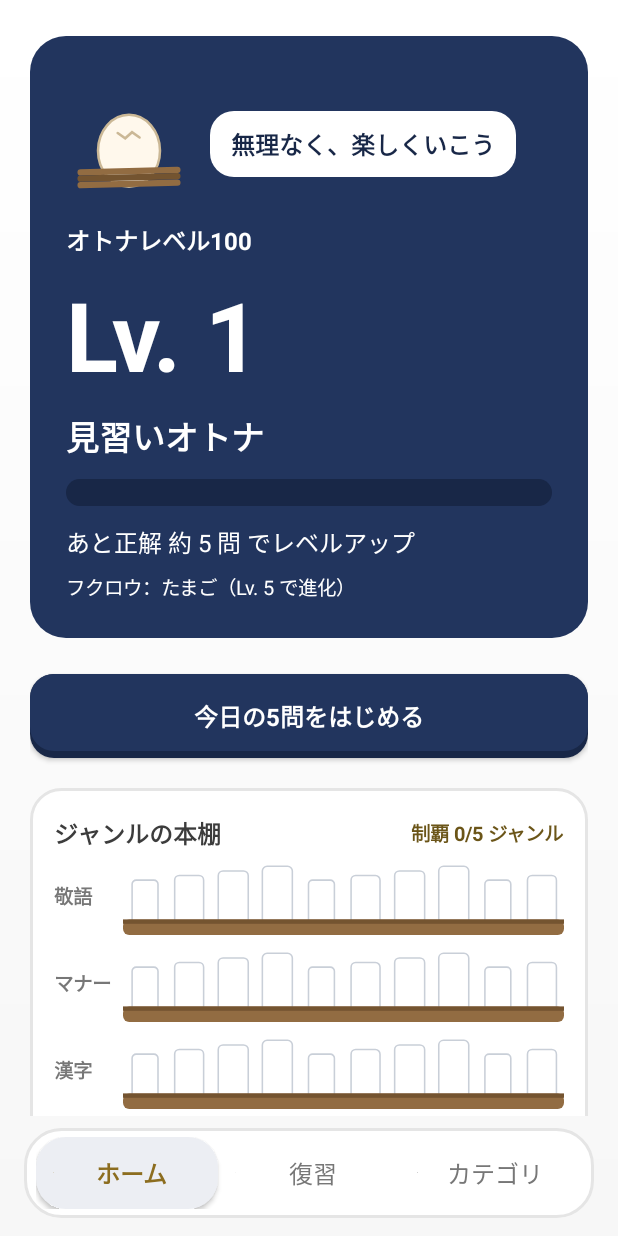
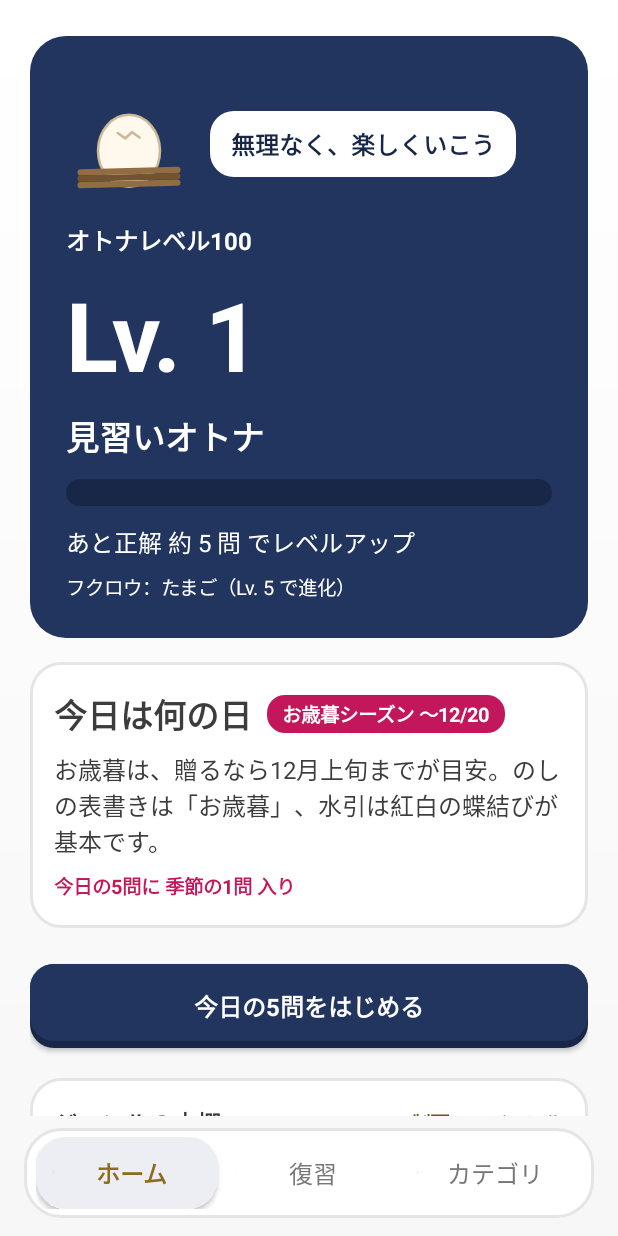
Before and after one commit to TaigaShinohara/otona-level-100, an Android app: the screen it shows after launch (MainActivity), on a phone screen of 412 x 824 dp. Run offline under Robolectric (Android 15) with nearby library versions, the phone set to English and light mode, and no system bars.

Commit message:
v0.15.0: 「今日は何の日」季節の常識を追加（暦連動・季節問題24問）

```diff
--- a/app/build.gradle.kts
+++ b/app/build.gradle.kts
@@ -26,8 +26,8 @@ android {
         applicationId = "com.taigashinohara.otonalevel100"
         minSdk = 26
         targetSdk = 35
-        versionCode = 18
-        versionName = "0.14.0"
+        versionCode = 19
+        versionName = "0.15.0"
     }
 
     signingConfigs {
--- a/app/src/main/java/com/taigashinohara/otonalevel100/MainActivity.kt
+++ b/app/src/main/java/com/taigashinohara/otonalevel100/MainActivity.kt
@@ -19,6 +19,7 @@ import android.widget.FrameLayout
 import android.widget.LinearLayout
 import android.widget.ScrollView
 import android.widget.TextView
+import java.time.LocalDate
 import kotlin.random.Random
 
 /**
@@ -202,6 +203,9 @@ class MainActivity : Activity() {
             }
         }
     }
+
+    /** Seasonal accent (v0.15.0): the calendar card and the 季節 tag only. */
+    private val seasonAccent = Color.rgb(0xC2, 0x18, 0x5B)
 
     private val pal: Palette by lazy {
         Palette((resources.configuration.uiMode and Configuration.UI_MODE_NIGHT_MASK) == Configuration.UI_MODE_NIGHT_YES)
@@ -528,6 +532,39 @@ class MainActivity : Activity() {
         }, sizeSmall, Color.WHITE))
         col.addView(panel)
 
+        // Seasonal card (v0.15.0): shown only while a calendar event is
+        // active — the calendar supplies the reason to open the app, and
+        // outside the window the home is exactly as before. Facts only
+        // (docs/季節の常識_設計案.md: 盛らない・煽らない).
+        Seasonal.activeOn(LocalDate.ofEpochDay(today))?.let { (ev, window) ->
+            val seasonCard = LinearLayout(this).apply {
+                orientation = LinearLayout.VERTICAL
+                setPadding(dp(16), dp(14), dp(16), dp(14))
+                background = cardDrawable(dp(20).toFloat())
+            }
+            val seasonHead = LinearLayout(this).apply {
+                orientation = LinearLayout.HORIZONTAL
+                gravity = Gravity.CENTER_VERTICAL
+            }
+            seasonHead.addView(label("今日は何の日", sizeHead, pal.textMain, bold = true))
+            val seasonChip = label("${ev.name} 〜${window.second.monthValue}/${window.second.dayOfMonth}",
+                sizeSmall, Color.WHITE, bold = true).apply {
+                background = accentDrawable(dp(12).toFloat(), seasonAccent)
+                setPadding(dp(10), dp(3), dp(10), dp(3))
+            }
+            val chipLp = LinearLayout.LayoutParams(
+                ViewGroup.LayoutParams.WRAP_CONTENT, ViewGroup.LayoutParams.WRAP_CONTENT)
+            chipLp.leftMargin = dp(10)
+            seasonHead.addView(seasonChip, chipLp)
+            seasonCard.addView(seasonHead)
+            seasonCard.addView(label(ev.note, sizeBody, pal.textMain))
+            seasonCard.addView(label("今日の5問に 季節の1問 入り", sizeSmall, seasonAccent, bold = true))
+            val slp = LinearLayout.LayoutParams(
+                ViewGroup.LayoutParams.MATCH_PARENT, ViewGroup.LayoutParams.WRAP_CONTENT)
+            slp.topMargin = dp(16)
+            col.addView(seasonCard, slp)
+        }
+
         if (resumable && saved != null) {
             val resume = primaryButton("つづきから（${saved.index + 1}問目）") { resumeSavedSession() }
             val lp = LinearLayout.LayoutParams(ViewGroup.LayoutParams.MATCH_PARENT, dp(56))
@@ -730,9 +767,9 @@ class MainActivity : Activity() {
         val today = ProgressStore.today()
         val states = store.allStates()
         val picked: List<Question> = when (mode) {
-            1 -> Questions.all.filter { q -> states[q.id]?.let { ReviewLogic.isWeak(it) } == true }
+            1 -> Questions.pool.filter { q -> states[q.id]?.let { ReviewLogic.isWeak(it) } == true }
                 .shuffled().take(5)
-            2 -> Questions.all.filter { q ->
+            2 -> Questions.pool.filter { q ->
                 // Spot checks count as today's review too (v0.9.0 audit: the
                 // review screen and this session used to ignore them while the
                 // daily set included them).
@@ -761,7 +798,7 @@ class MainActivity : Activity() {
                 val list = mutableListOf<Question>()
                 // Review slots: regular due first-class, plus graduated spot
                 // checks whose day has come (IR2-2: 抜き打ち再登場).
-                val due = Questions.all.filter { q ->
+                val due = Questions.pool.filter { q ->
                     states[q.id]?.let { ReviewLogic.isDue(it, today) || ReviewLogic.isSpotCheckDue(it, today) } == true
                 }.shuffled()
                 val duePicked = due.take(2)
@@ -789,6 +826,26 @@ class MainActivity : Activity() {
                         // at all; append instead of only swapping the last slot
                         // (the wave ordering below decides the final position).
                         if (list.size >= 5) list[list.size - 1] = card else list += card
+                    }
+                }
+                // Seasonal slot (v0.15.0): while a calendar event is active,
+                // one new slot becomes a seasonal question — the calendar
+                // supplies the reason to learn it this week. Placed after the
+                // card guarantee so the swap never evicts the set's card.
+                Seasonal.activeOn(LocalDate.ofEpochDay(today))?.let { (ev, _) ->
+                    val inList = list.map { it.id }.toSet()
+                    val candidates = ev.questionIds.mapNotNull { Questions.byId(it) }
+                        .filter { it.id !in inList }
+                    val pick = candidates.firstOrNull { states[it.id] == null }
+                        ?: candidates.firstOrNull {
+                            states[it.id]?.let { s -> ReviewLogic.isGraduated(s) } != true
+                        }
+                    if (pick != null) {
+                        val dueIds0 = duePicked.map { it.id }.toSet()
+                        val idx = list.indices.lastOrNull { i ->
+                            list[i].id !in dueIds0 && list[i].type != QType.CARD
+                        }
+                        if (idx != null) list[idx] = pick else if (list.size < 5) list += pick
                     }
                 }
                 if (list.isEmpty()) {
@@ -841,6 +898,16 @@ class MainActivity : Activity() {
         val pillLp = LinearLayout.LayoutParams(ViewGroup.LayoutParams.WRAP_CONTENT, ViewGroup.LayoutParams.WRAP_CONTENT)
         pillLp.leftMargin = dp(8)
         headerRow.addView(catPill, pillLp)
+        // Seasonal tag (v0.15.0): this question arrived via the calendar slot.
+        if (Seasonal.eventOf(q.id) != null) {
+            val seasonPill = label("季節", sizeSmall, Color.WHITE, bold = true).apply {
+                background = accentDrawable(dp(12).toFloat(), seasonAccent)
+                setPadding(dp(10), dp(3), dp(10), dp(3))
+            }
+            val sLp = LinearLayout.LayoutParams(ViewGroup.LayoutParams.WRAP_CONTENT, ViewGroup.LayoutParams.WRAP_CONTENT)
+            sLp.leftMargin = dp(6)
+            headerRow.addView(seasonPill, sLp)
+        }
         // UX3-03: the category is stated once, by the pill. The pictogram
         // disc that used to sit next to it only repeated the same category;
         // the pictograms live on as the canonical icons on the Categories tab.
@@ -1272,10 +1339,10 @@ class MainActivity : Activity() {
     private fun buildReview(): View {
         val today = ProgressStore.today()
         val states = store.allStates()
-        val due = Questions.all.filter { q ->
+        val due = Questions.pool.filter { q ->
             states[q.id]?.let { ReviewLogic.isDue(it, today) || ReviewLogic.isSpotCheckDue(it, today) } == true
         }
-        val weak = Questions.all.filter { q -> states[q.id]?.let { ReviewLogic.isWeak(it) } == true }
+        val weak = Questions.pool.filter { q -> states[q.id]?.let { ReviewLogic.isWeak(it) } == true }
         val col = LinearLayout(this).apply {
             orientation = LinearLayout.VERTICAL
             setPadding(dp(20), dp(20), dp(20), dp(20))
--- a/app/src/main/java/com/taigashinohara/otonalevel100/ProgressStore.kt
+++ b/app/src/main/java/com/taigashinohara/otonalevel100/ProgressStore.kt
@@ -64,7 +64,7 @@ class ProgressStore(context: Context) {
     }
 
     fun allStates(): Map<String, ReviewLogic.State> =
-        Questions.all.mapNotNull { q -> stateFor(q.id)?.let { q.id to it } }.toMap()
+        Questions.pool.mapNotNull { q -> stateFor(q.id)?.let { q.id to it } }.toMap()
 
     // --- Session persistence (UX review IR-4: a session must survive rotation
     // and tab/back interruptions, so the result screen is always reachable). ---
--- a/app/src/main/java/com/taigashinohara/otonalevel100/Questions.kt
+++ b/app/src/main/java/com/taigashinohara/otonalevel100/Questions.kt
@@ -457,8 +457,123 @@ object Questions {
             scene = "年末調整の書類で毎年書く欄の意味が分かると、記入ミスが減る。", source = "国税庁", difficulty = 1),
     )
 
+    /**
+     * Seasonal questions (v0.15.0): kept out of [all] so category counts and
+     * the bookshelf stay about the base pool. They join the daily set only
+     * through the seasonal slot while their calendar event is active
+     * (Seasonal.kt), and afterwards live in the normal review cycle via
+     * [pool]. Each belongs to an existing category for XP/review purposes.
+     */
+    val seasonal: List<Question> = listOf(
+        // ---- お歳暮（マナー） ----
+        Question("oseibo1", "マナー", QType.QUIZ, "お歳暮は、相手の手元にいつ頃までに届くようにするのが一般的？",
+            listOf("12月20日頃まで", "12月25日まで", "大晦日まで", "年が明けてから"), 0,
+            explanation = "一般的には12月上旬から贈り始め、20日頃までに届くようにするのが目安です。時期を過ぎたら「寒中見舞い」として贈る配慮もあります。",
+            scene = "年末の挨拶まわりで、時期を外すと一番目立つ。", source = "一般的な贈答マナー", difficulty = 2),
+        Question("oseibo2", "マナー", QType.QUIZ, "お歳暮の、のしの表書きはどれ？",
+            listOf("お歳暮", "お中元", "御年賀", "粗品"), 0,
+            explanation = "表書きは「お歳暮」。年が明けて松の内（1月7日頃）を過ぎてから届く場合は「寒中見舞い」と書きます。",
+            scene = "のしの書き方ひとつで、贈り物の印象が決まる。", source = "一般的な贈答マナー", difficulty = 1),
+        Question("oseibo3", "マナー", QType.QUIZ, "お歳暮ののしの水引は、どれが基本？",
+            listOf("紅白の蝶結び", "紅白の結び切り", "黒白の結び切り", "水引は付けない"), 0,
+            explanation = "蝶結びは結び直せることから、繰り返しあってよいお礼やお祝いに使います。結び切りは婚礼など一度きりの行事向けです。",
+            scene = "水引の違いは、大人の常識として見られているところ。", source = "一般的な贈答マナー", difficulty = 2),
+        Question("oseibo4", "マナー", QType.QUIZ, "お歳暮の金額の目安として、一般的なのは？",
+            listOf("3,000〜5,000円程度", "1,000円前後", "1万円以上が当然", "金額に目安はない"), 0,
+            explanation = "一般的には3,000〜5,000円程度が目安とされます。特にお世話になった相手には少し厚めにするなど、関係性で調整します。",
+            scene = "高すぎても低すぎても、かえって気を遣わせる。", source = "一般的な贈答マナー", difficulty = 1),
+        // ---- 年末年始（マナー） ----
+        Question("nen1", "マナー", QType.QUIZ, "年賀状を元日に届けてもらうには、いつまでに投函するのが目安？",
+            listOf("12月25日まで", "12月28日まで", "大晦日まで", "元日の朝まで"), 0,
+            explanation = "日本郵便は、年賀状は12月25日までに投函するよう案内しています。それより遅れると、元日の配達に間に合わないことがあります。",
+            scene = "毎年ぎりぎりになって慌てる、年末あるある。", source = "日本郵便", difficulty = 1),
+        Question("nen2", "マナー", QType.QUIZ, "喪中はがき（年賀欠礼）は、いつ頃までに届くように出すのが一般的？",
+            listOf("12月上旬まで", "12月25日まで", "大晦日まで", "年が明けてから"), 0,
+            explanation = "相手が年賀状の用意を始める前、遅くとも12月上旬までに届くように出すのが一般的です。",
+            scene = "相手の手間を減らすための、静かな配慮。", source = "一般的な年賀マナー", difficulty = 2),
+        Question("nen3", "マナー", QType.QUIZ, "お年玉を入れるポチ袋の表書きはどれ？",
+            listOf("お年玉", "お小遣い", "寸志", "心ばかり"), 0,
+            explanation = "お年玉の袋には「お年玉」と書くのが基本です。「寸志」は目下から目上への気持ちを表す言葉なので、目上への贈り物では使いません。",
+            scene = "甥や姪に渡すとき、さらっと正しく書きたい。", source = "一般的な年賀マナー", difficulty = 1),
+        Question("nen4", "マナー", QType.QUIZ, "喪中の相手から年賀状が届いてしまったら、どう返すのが一般的？",
+            listOf("松の内が明けてから寒中見舞いで返す", "すぐに年賀状で返す", "何も返さない", "電話で謝る"), 0,
+            explanation = "喪中の相手に年賀状は出さないのが作法です。届いてしまった場合は、松の内（1月7日頃）が明けてから、寒中見舞いで挨拶を返すのが一般的です。",
+            scene = "知らなかった、で済ませないための知識。", source = "一般的な年賀マナー", difficulty = 2),
+        // ---- 成人の日（社会・お金） ----
+        Question("seijin1", "社会・お金", QType.QUIZ, "成人の日は、1月のいつ？",
+            listOf("第2月曜日", "1月15日", "第1月曜日", "1月10日"), 0,
+            explanation = "成人の日は1月の第2月曜日と定められています（国民の祝日に関する法律）。",
+            scene = "三連休の理由を聞かれて、答えられる大人でいたい。", source = "国民の祝日に関する法律", difficulty = 1),
+        Question("seijin2", "社会・お金", QType.QUIZ, "現在の成年年齢は、何歳？",
+            listOf("18歳", "19歳", "20歳", "21歳"), 0,
+            explanation = "2022年4月の民法改正で、成年年齢は20歳から18歳に引き下げられました。18歳で一人で契約ができるようになっています。",
+            scene = "スマホやクレジットカードの契約にも関わる、大事な変更。", source = "法務省", difficulty = 1),
+        Question("seijin3", "社会・お金", QType.QUIZ, "18歳で成年になっても、飲酒・喫煙が認められるのは何歳から？",
+            listOf("20歳から", "18歳から", "19歳から", "制限はない"), 0,
+            explanation = "飲酒・喫煙の年齢制限は、健康への影響などの理由から、成年年齢の引き下げ後も20歳のまま維持されています。",
+            scene = "「成人したから全部OK」ではない、という分かれ目。", source = "法務省・厚生労働省", difficulty = 2),
+        Question("seijin4", "社会・お金", QType.QUIZ, "成人式（二十歳の集いなど）の対象年齢は、どう決まっている？",
+            listOf("自治体ごとに決める（20歳を対象とする自治体が多い）", "法律で18歳と決まっている", "法律で20歳と決まっている", "全国一律の決まりはないが全て18歳"), 0,
+            explanation = "式典の対象年齢は法律ではなく自治体が決めます。成年は18歳になりましたが、多くの自治体は従来どおり、その年度に20歳を迎える人を対象に式典を開いています。",
+            scene = "地元の式典の案内を見たときに、迷わないための知識。", source = "総務省・各自治体の案内", difficulty = 2),
+        // ---- 節分（社会・お金） ----
+        Question("setsubun1", "社会・お金", QType.QUIZ, "「節分」とは本来、どんな日を指す言葉？",
+            listOf("季節の分かれ目（立春などの前日）", "豆をまく日", "冬の終わりの日", "神社の祭りの日"), 0,
+            explanation = "「節分」は季節を分ける日という意味で、本来は立春・立夏・立秋・立冬の前日すべてを指しました。今は立春の前日が代表的です。",
+            scene = "言葉の意味を知っていると、会話の受け答えが変わる。", source = "国立国会図書館レファレンス", difficulty = 2),
+        Question("setsubun2", "社会・お金", QType.QUIZ, "節分の日付は、毎年いつ？",
+            listOf("立春の前日（2月3日頃）", "必ず2月3日", "2月4日", "旧暦の元日"), 0,
+            explanation = "節分は立春の前日です。立春の日付は年によってずれるため、節分が2月2日になる年もあります。",
+            scene = "カレンダーの日付が去年と違う、と気づいたときの答え。", source = "国立天文台 暦計算室", difficulty = 2),
+        Question("setsubun3", "社会・お金", QType.QUIZ, "恵方巻きを食べるときに向けとされる「恵方」とは？",
+            listOf("その年ごとに決まる縁起の良い方角", "常に南南東", "神社の方角", "自宅から見た東"), 0,
+            explanation = "恵方はその年の歳徳神（としとくしん）がいる方角とされ、年ごとに変わります。その方角を向いて食べると縁起が良いとされます。",
+            scene = "コンビニのポスターの方角が毎年違う理由。", source = "一般的な年中行事の知識", difficulty = 1),
+        Question("setsubun4", "社会・お金", QType.QUIZ, "豆まきに使う豆は、一般的にどれ？",
+            listOf("炒った大豆", "生の大豆", "落花生のみ", "小豆"), 0,
+            explanation = "一般的には炒った大豆（福豆）を使います。まいたあとに芽が出ないように炒る、という理由もあります（地域によって落花生を使うところもあります）。",
+            scene = "まく前の準備の段階で差がつく知識。", source = "一般的な年中行事の知識", difficulty = 1),
+        // ---- 確定申告（社会・お金） ----
+        Question("shinkoku1", "社会・お金", QType.QUIZ, "所得税の確定申告の期間は、いつからいつまで？",
+            listOf("2月16日〜3月15日", "1月1日〜1月31日", "2月1日〜2月末日", "3月1日〜3月31日"), 0,
+            explanation = "所得税の確定申告は、原則として翌年の2月16日から3月15日までです（期限の日が土日祝の年は、翌平日にずれることがあります）。",
+            scene = "「自分は関係ある？」と気づくのが遅れがちな手続き。", source = "国税庁", difficulty = 2),
+        Question("shinkoku2", "社会・お金", QType.QUIZ, "医療費控除は、年間の医療費がいくらを超えた部分が対象？",
+            listOf("原則10万円", "3万円", "5万円", "全額"), 0,
+            explanation = "原則として、支払った医療費が10万円を超えた部分が対象です（総所得金額等が200万円未満の人は、その5％を超えた部分）。",
+            scene = "病院代の領収書を捨てる前に、知っておきたい境目。", source = "国税庁", difficulty = 3),
+        Question("shinkoku3", "社会・お金", QType.QUIZ, "会社員でも確定申告が必要になる例はどれ？",
+            listOf("副業などの所得が20万円を超える場合", "残業代をもらった場合", "ボーナスをもらった場合", "扶養家族がいる場合"), 0,
+            explanation = "給与所得者でも、副業などの給与以外の所得が20万円を超える場合は確定申告が必要です。",
+            scene = "副業を始めた人が最初につまずく手続き。", source = "国税庁", difficulty = 2),
+        Question("shinkoku4", "社会・お金", QType.QUIZ, "税金が戻る「還付申告」は、いつからできる？",
+            listOf("1月1日から", "2月16日から", "3月16日から", "翌年の確定申告期間から"), 0,
+            explanation = "還付申告は、申告する年の翌年1月1日からできます。提出できる期間は5年間です。",
+            scene = "医療費がかさんだ年は、早めに動けるかどうかで違う。", source = "国税庁", difficulty = 2),
+        // ---- ひな祭り（社会・お金） ----
+        Question("hina1", "社会・お金", QType.QUIZ, "ひな祭りは、五節句のうちどれ？",
+            listOf("上巳の節句（桃の節句）", "端午の節句", "七夕の節句", "重陽の節句"), 0,
+            explanation = "3月3日は上巳（じょうし）の節句で、桃の花の時期にあたることから桃の節句とも呼ばれます。",
+            scene = "節句の名前は、季節の挨拶にも出てくる。", source = "一般的な年中行事の知識", difficulty = 2),
+        Question("hina2", "社会・お金", QType.QUIZ, "ひし餅の3色の組み合わせは？",
+            listOf("桃・白・緑", "赤・白・金", "桃・黄・緑", "白・緑・紫"), 0,
+            explanation = "ひし餅の色は桃・白・緑で、桃は桃の花、白は雪、緑は新芽を表すとされます。",
+            scene = "色の意味まで言えると、季節の会話がひとつ深くなる。", source = "一般的な年中行事の知識", difficulty = 1),
+        Question("hina3", "社会・お金", QType.QUIZ, "ひな祭りにはまぐりのお吸い物を出すのは、なぜとされる？",
+            listOf("ぴったり合う殻同士でしか合わない貝だから", "春に一番おいしいから", "高級な貝だから", "赤い色が縁起が良いから"), 0,
+            explanation = "はまぐりの殻は、もとの組み合わせ同士でしかぴったり合いません。そこから、良い相手に恵まれますようにという願いが込められるとされます。",
+            scene = "行事食には、だいたい願いの理由がある。", source = "一般的な年中行事の知識", difficulty = 2),
+        Question("hina4", "社会・お金", QType.QUIZ, "ひな人形は、いつ頃片付けるのが一般的？",
+            listOf("祭りが終わったら早めに（3月中旬頃までを目安）", "翌年の節分まで出しっぱなし", "4月いっぱいは飾る", "片付ける時期に決まりはない"), 0,
+            explanation = "一般的には、季節の区切りとして3月中旬頃までを目安に片付けることが多いとされます。「遅れると婚期が遅れる」は言い伝えです。",
+            scene = "実家や親戚との会話で出てくる、季節の作法。", source = "一般的な年中行事の知識", difficulty = 1),
+    )
+
+    /** Base pool + seasonal pool: everything an id lookup or review may meet. */
+    val pool: List<Question> = all + seasonal
+
     val categories: List<String> = listOf("敬語", "マナー", "漢字", "標識・交通", "社会・お金")
-    fun byId(id: String): Question? = all.firstOrNull { it.id == id }
+    fun byId(id: String): Question? = pool.firstOrNull { it.id == id }
 }
 
 /**
--- /dev/null
+++ b/app/src/main/java/com/taigashinohara/otonalevel100/Seasonal.kt
@@ -0,0 +1,86 @@
+package com.taigashinohara.otonalevel100
+
+import java.time.DayOfWeek
+import java.time.LocalDate
+
+/**
+ * Calendar events for the seasonal common-knowledge feature (v0.15.0;
+ * design: docs/季節の常識_設計案.md). The calendar supplies the reason to
+ * open the app: during an event's window, the home shows a quiet
+ * "今日は何の日" card and one of the day's new questions is a seasonal one.
+ * Facts only, no hype (the shared 外の理由 principles). Windows are computed
+ * per year, floating days (nth weekday) included; no network, all on-device.
+ */
+data class SeasonalEvent(
+    val id: String,
+    val name: String,
+    val note: String,
+    val questionIds: List<String>,
+)
+
+object Seasonal {
+    private data class WindowSpec(val start: (Int) -> LocalDate, val end: (Int) -> LocalDate)
+
+    private fun fixed(month: Int, day: Int): (Int) -> LocalDate = { y -> LocalDate.of(y, month, day) }
+
+    private fun nthWeekday(month: Int, dow: DayOfWeek, n: Int): (Int) -> LocalDate = { y ->
+        val first = LocalDate.of(y, month, 1)
+        val shift = (dow.value - first.dayOfWeek.value + 7) % 7
+        first.plusDays((shift + (n - 1) * 7).toLong())
+    }
+
+    private val specs: Map<String, WindowSpec> = mapOf(
+        "oseibo" to WindowSpec(fixed(11, 25), fixed(12, 20)),
+        // Wraps the year end: Dec 21 of [year] .. Jan 7 of [year]+1.
+        "nenmatsu" to WindowSpec(fixed(12, 21), { y -> LocalDate.of(y + 1, 1, 7) }),
+        "seijin" to WindowSpec(
+            { y -> nthWeekday(1, DayOfWeek.MONDAY, 2)(y).minusDays(7) },
+            nthWeekday(1, DayOfWeek.MONDAY, 2)),
+        "setsubun" to WindowSpec(fixed(1, 27), fixed(2, 3)),
+        "shinkoku" to WindowSpec(fixed(2, 10), fixed(3, 15)),
+        "hinamatsuri" to WindowSpec(fixed(2, 25), fixed(3, 3)),
+    )
+
+    val events: List<SeasonalEvent> = listOf(
+        SeasonalEvent("oseibo", "お歳暮シーズン",
+            "お歳暮は、贈るなら12月上旬までが目安。のしの表書きは「お歳暮」、水引は紅白の蝶結びが基本です。",
+            listOf("oseibo1", "oseibo2", "oseibo3", "oseibo4")),
+        SeasonalEvent("nenmatsu", "年末年始",
+            "年賀状は12月25日までの投函が目安です（日本郵便の案内）。松の内は1月7日頃まで。",
+            listOf("nen1", "nen2", "nen3", "nen4")),
+        SeasonalEvent("seijin", "成人の日",
+            "成人の日は1月の第2月曜日。成年年齢は18歳ですが、飲酒・喫煙は20歳からです。",
+            listOf("seijin1", "seijin2", "seijin3", "seijin4")),
+        SeasonalEvent("setsubun", "節分",
+            "節分は立春の前日。「季節の分かれ目」という意味の言葉です。",
+            listOf("setsubun1", "setsubun2", "setsubun3", "setsubun4")),
+        SeasonalEvent("shinkoku", "確定申告シーズン",
+            "所得税の確定申告は2月16日から3月15日まで（国税庁）。還付申告は1月1日からできます。",
+            listOf("shinkoku1", "shinkoku2", "shinkoku3", "shinkoku4")),
+        SeasonalEvent("hinamatsuri", "ひな祭り",
+            "3月3日は上巳の節句、桃の節句。ひし餅の色は桃・白・緑です。",
+            listOf("hina1", "hina2", "hina3", "hina4")),
+    )
+
+    /** The window [start, end] (inclusive) of an event for the season starting in [year]. */
+    fun windowOf(eventId: String, year: Int): Pair<LocalDate, LocalDate>? {
+        val spec = specs[eventId] ?: return null
+        return spec.start(year) to spec.end(year)
+    }
+
+    /** The active event on [date] with its window; when several overlap, the one ending soonest wins. */
+    fun activeOn(date: LocalDate): Pair<SeasonalEvent, Pair<LocalDate, LocalDate>>? {
+        var best: Pair<SeasonalEvent, Pair<LocalDate, LocalDate>>? = null
+        for (ev in events) {
+            for (y in listOf(date.year - 1, date.year)) {
+                val w = windowOf(ev.id, y) ?: continue
+                if (!date.isBefore(w.first) && !date.isAfter(w.second)) {
+                    if (best == null || w.second.isBefore(best.second.second)) best = ev to w
+                }
+            }
+        }
+        return best
+    }
+
+    fun eventOf(questionId: String): SeasonalEvent? = events.firstOrNull { questionId in it.questionIds }
+}
```
Also changed, not shown: 7 other files.
